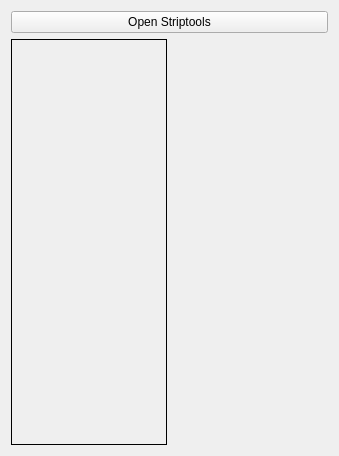
Above: MagnetScreen.ui from slaclab/rf_commissioning before the change. Below: the same form after it.
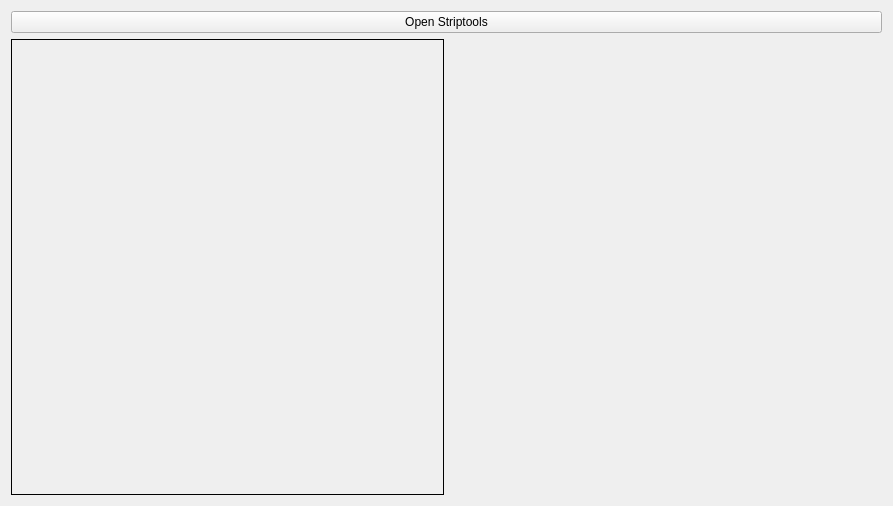
That is the form after the change. Custom widgets are drawn as their Qt base class.

Diff of the .ui file:
```diff
--- a/MagnetScreen.ui
+++ b/MagnetScreen.ui
@@ -6,8 +6,8 @@
    <rect>
     <x>0</x>
     <y>0</y>
-    <width>339</width>
-    <height>456</height>
+    <width>893</width>
+    <height>506</height>
    </rect>
   </property>
   <property name="windowTitle">
```
Left out of the diff: 3 changed lines with no effect on the pictures.
